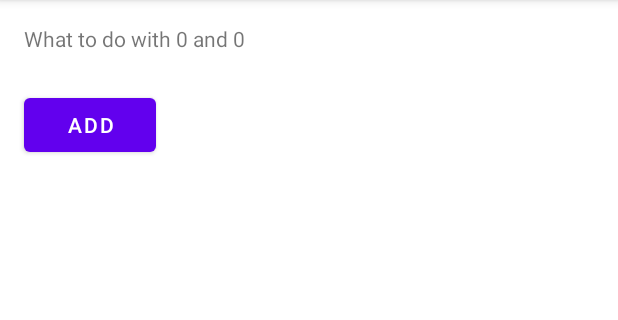
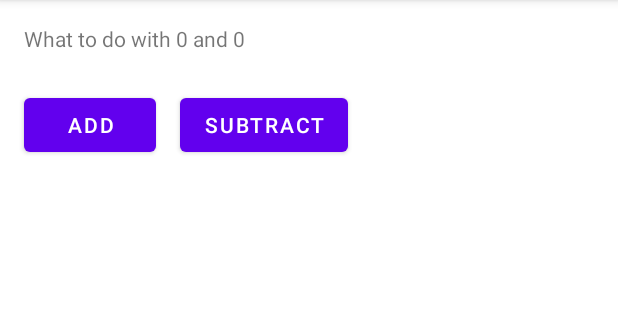
Before and after one commit to gvsudon/cs357-code-example, an Android app: the screen it shows after launch (MainActivity), after a tap on "ARITHMETIC", on a phone screen of 412 x 824 dp, the part 84-404 px from its top. Run offline under Robolectric (Android 15) with nearby library versions, the phone set to English and light mode, and no system bars; 2 statements that could not run were skipped.

Commit message:
Implement two-way data exchange using navigation graph

```diff
--- a/android-navigation/app/src/main/AndroidManifest.xml
+++ b/android-navigation/app/src/main/AndroidManifest.xml
@@ -12,9 +12,6 @@
         android:theme="@style/Theme.NavigationExample"
         tools:targetApi="31">
         <activity
-            android:name=".ArithmeticActivity"
-            android:exported="false" />
-        <activity
             android:name=".MainActivity"
             android:exported="true">
             <intent-filter>
--- a/android-navigation/app/src/main/java/edu/gvsu/cis/navigationexample/ArithmeticOpFragment.kt
+++ b/android-navigation/app/src/main/java/edu/gvsu/cis/navigationexample/ArithmeticOpFragment.kt
@@ -5,7 +5,12 @@ import androidx.fragment.app.Fragment
 import android.view.LayoutInflater
 import android.view.View
 import android.view.ViewGroup
+import android.widget.Button
 import android.widget.TextView
+import androidx.core.os.bundleOf
+import androidx.navigation.NavController
+import androidx.navigation.Navigation
+import androidx.navigation.fragment.findNavController
 import androidx.navigation.fragment.navArgs
 
 /**
@@ -17,6 +22,9 @@ import androidx.navigation.fragment.navArgs
 class ArithmeticOpFragment : Fragment() {
     val inputArgs: ArithmeticOpFragmentArgs by navArgs()
     lateinit var label:TextView
+    lateinit var addBtn:Button
+    lateinit var subBtn:Button
+    lateinit var navCtrl:NavController
     override fun onCreate(savedInstanceState: Bundle?) {
         super.onCreate(savedInstanceState)
     }
@@ -31,8 +39,27 @@ class ArithmeticOpFragment : Fragment() {
 
     override fun onViewCreated(view: View, savedInstanceState: Bundle?) {
         super.onViewCreated(view, savedInstanceState)
+        navCtrl = findNavController()
         requireActivity().apply {
             label = findViewById<TextView>(R.id.text_label)
+            addBtn = findViewById<Button>(R.id.add_btn)
+            subBtn = findViewById<Button>(R.id.subtract_btn)
+        }
+        addBtn.setOnClickListener {
+            val result = bundleOf("op" to "addition",
+                "value" to inputArgs.first + inputArgs.second)
+            navCtrl.previousBackStackEntry
+                ?.savedStateHandle
+                ?.set("result", result)
+            navCtrl.popBackStack()
+        }
+        subBtn.setOnClickListener {
+            val result = bundleOf("op" to "subtraction",
+                "value" to inputArgs.first - inputArgs.second)
+            navCtrl.previousBackStackEntry
+                ?.savedStateHandle
+                ?.set("result", result)
+            navCtrl.popBackStack()
         }
     }
 
--- a/android-navigation/app/src/main/java/edu/gvsu/cis/navigationexample/NumberInputFragment.kt
+++ b/android-navigation/app/src/main/java/edu/gvsu/cis/navigationexample/NumberInputFragment.kt
@@ -7,7 +7,9 @@ import android.view.View
 import android.view.ViewGroup
 import android.widget.Button
 import android.widget.EditText
+import androidx.core.widget.addTextChangedListener
 import androidx.navigation.fragment.findNavController
+import com.google.android.material.snackbar.Snackbar
 
 class NumberInputFragment : Fragment() {
 
@@ -20,21 +22,41 @@ class NumberInputFragment : Fragment() {
         val appNav = findNavController()
         val input1: EditText
         val input2: EditText
+        val arithmeticBtn: Button
         requireActivity().apply {
             input1 = findViewById<EditText>(R.id.firstNum)
             input2 = findViewById<EditText>(R.id.secondNum)
+            arithmeticBtn = findViewById<Button>(R.id.arithmetic_btn)
+
         }
-        requireActivity().findViewById<Button>(R.id.arithmetic_btn).apply {
-            setOnClickListener {
+        input1.addTextChangedListener {
+            arithmeticBtn.isEnabled =
+                input2.text.toString().length > 0 && input2.text.toString().length > 0
+        }
+        input2.addTextChangedListener {
+            arithmeticBtn.isEnabled =
+                input2.text.toString().length > 0 && input2.text.toString().length > 0
+        }
+        arithmeticBtn.setOnClickListener {
             println("Button is pressed?")
             val first = input1.text.toString().toInt()
             val second = input2.text.toString().toInt()
             val action = NumberInputFragmentDirections.toArithOp(first, second)
             appNav.navigate(action)
         }
+        findNavController().currentBackStackEntry
+            ?.savedStateHandle
+            ?.getLiveData<Bundle>("result")
+            ?.observe(viewLifecycleOwner) {
+                val numeric = it.getInt("value", 0)
+                it.getString("op")?.let {
+                    Snackbar
+                        .make(input1, "Result of $it is $numeric", Snackbar.LENGTH_LONG)
+                        .show()
                 }
             }
 
+    }
     override fun onCreateView(
         inflater: LayoutInflater, container: ViewGroup?,
         savedInstanceState: Bundle?
--- a/android-navigation/app/src/main/res/layout/fragment_arithmetic_op.xml
+++ b/android-navigation/app/src/main/res/layout/fragment_arithmetic_op.xml
@@ -28,4 +28,13 @@
         app:layout_constraintStart_toStartOf="parent"
         app:layout_constraintTop_toBottomOf="@+id/text_label" />
 
+    <Button
+        android:id="@+id/subtract_btn"
+        android:layout_width="wrap_content"
+        android:layout_height="wrap_content"
+        android:layout_marginStart="16dp"
+        android:text="Subtract"
+        app:layout_constraintBaseline_toBaselineOf="@+id/add_btn"
+        app:layout_constraintStart_toEndOf="@+id/add_btn" />
+
 </androidx.constraintlayout.widget.ConstraintLayout>
--- a/android-navigation/app/src/main/res/layout/fragment_number_input.xml
+++ b/android-navigation/app/src/main/res/layout/fragment_number_input.xml
@@ -12,6 +12,7 @@
         android:layout_height="wrap_content"
         android:layout_marginTop="16dp"
         android:text="Arithmetic Operations"
+        android:textSize="24sp"
         app:layout_constraintEnd_toEndOf="parent"
         app:layout_constraintStart_toStartOf="parent"
         app:layout_constraintTop_toTopOf="parent" />
@@ -45,7 +46,9 @@
         android:id="@+id/arithmetic_btn"
         android:layout_width="wrap_content"
         android:layout_height="wrap_content"
+        android:layout_marginStart="16dp"
         android:layout_marginTop="24dp"
+        android:layout_marginEnd="16dp"
         android:text="Arithmetic"
         app:layout_constraintEnd_toEndOf="parent"
         app:layout_constraintStart_toStartOf="parent"
--- a/android-navigation/app/src/main/res/navigation/my_nav_graph.xml
+++ b/android-navigation/app/src/main/res/navigation/my_nav_graph.xml
@@ -12,8 +12,7 @@
         <action
             android:id="@+id/toArithOp"
             app:destination="@id/arithmeticOpFragment"
-            app:popUpTo="@id/numberInputFragment"
-            app:popUpToInclusive="true" />
+            app:popUpTo="@id/numberInputFragment"/>
     </fragment>
     <fragment
         android:id="@+id/arithmeticOpFragment"
```
Also changed, not shown: android-navigation/app/src/main/java/edu/gvsu/cis/navigationexample/ArithmeticActivity.kt (deleted, +0 -35 lines). Lines whose indentation alone changed are shown as unchanged.
